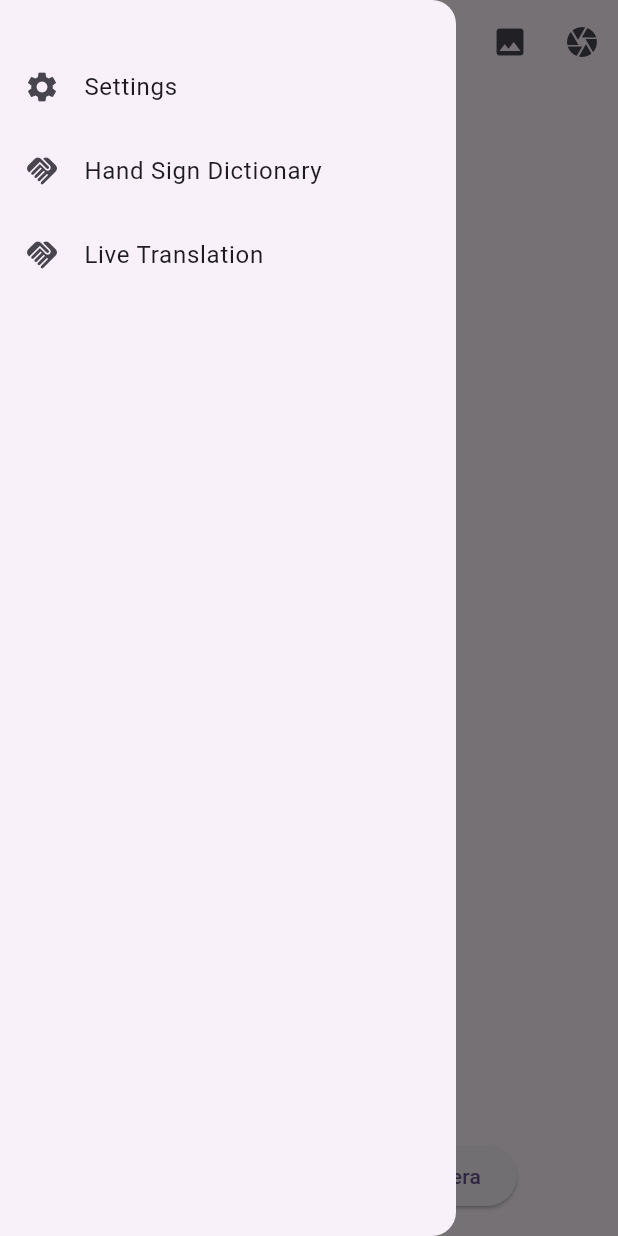
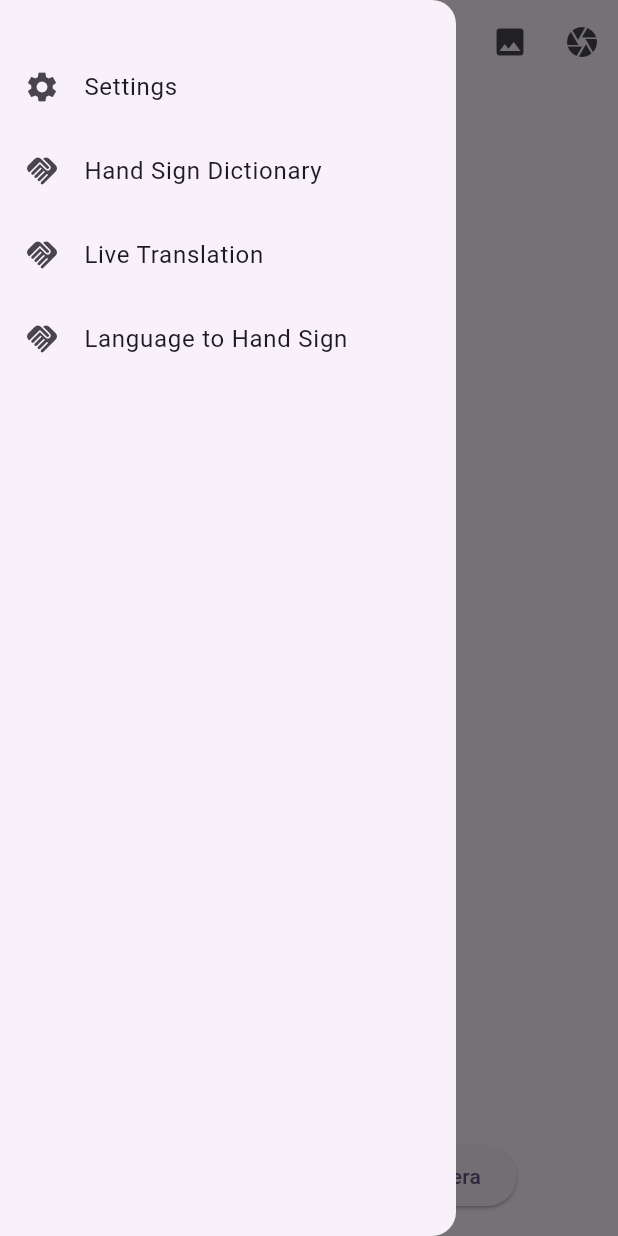
Before and after one commit to vprabhu1771/flutter_hand_sign, a Flutter app: the screen it shows after launch, with the side drawer open, on a phone screen of 412 x 824 dp. Run offline on Flutter 3.47's test engine with Material 3 defaults, Android fonts, the phone set to English and light mode, and no system bars; our stand-ins replace camera, image_picker, shared_preferences; missing offline and left inert: flutter_tflite.

```diff
--- a/lib/widgets/CustomDrawer.dart
+++ b/lib/widgets/CustomDrawer.dart
@@ -2,6 +2,7 @@ import 'package:flutter/material.dart';
 import 'package:flutter_hand_sign/screens/HandSignDictionaryScreen.dart';
 import 'package:flutter_hand_sign/screens/LiveCamera.dart';
 
+import '../screens/LanguageToHandSignScreen ..dart';
 import '../screens/SettingScreen.dart';
 
 class CustomDrawer extends StatelessWidget {
@@ -45,6 +46,17 @@ class CustomDrawer extends StatelessWidget {
               );
 
             }),
+
+            _createDrawerItem(icon: Icons.handshake, text: 'Language to Hand Sign', onTap: () {
+
+              Navigator.push(
+                context,
+                MaterialPageRoute(
+                  builder: (context) => const LanguageToHandSignScreen(title: "Language to Hand Sign"),
+                ),
+              );
+
+            }),
           ],
         ),
       ),
```
